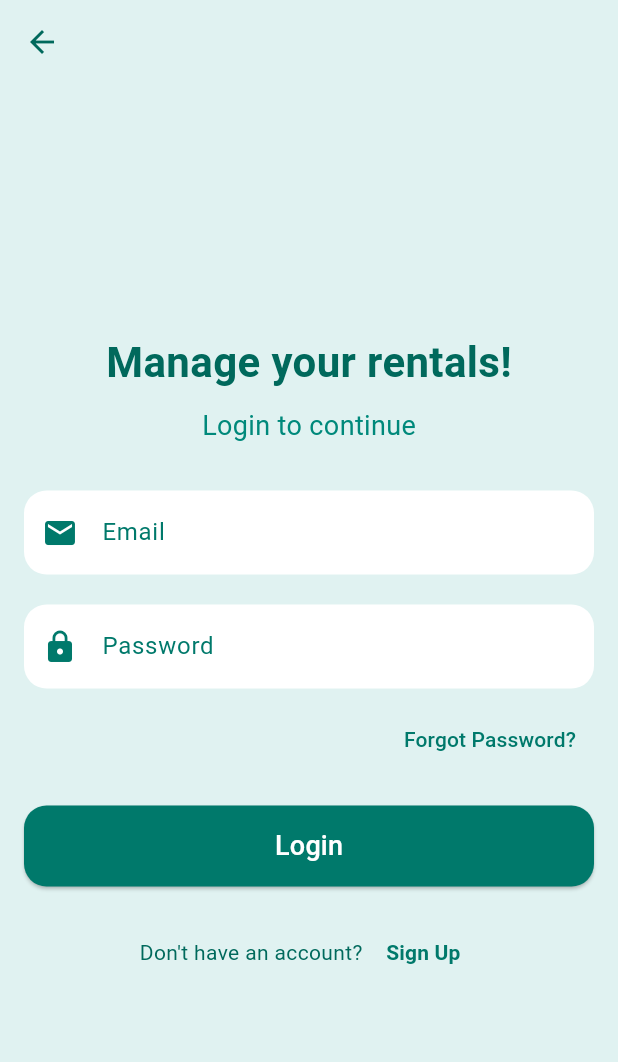
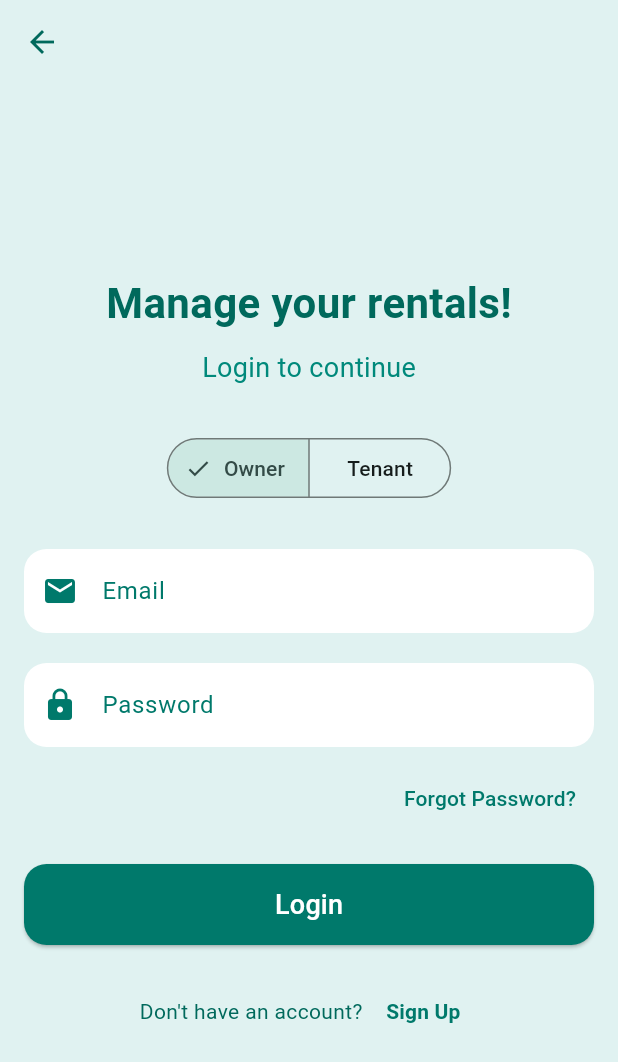
Before and after one commit to ShadmaN1028/RentEase, a Flutter app: the screen it shows after launch, after a tap on "Login", on a phone screen of 412 x 824 dp. Shown: the top 1062 px of the screen. Run offline on Flutter 3.47's test engine with Material 3 defaults, Android fonts, the light colour scheme and no system bars; our stand-ins replace lottie.

Commit message:
Addded a bool variable to separate owner and tenant login

```diff
--- a/lib/screens/login_pages/login_page.dart
+++ b/lib/screens/login_pages/login_page.dart
@@ -1,7 +1,16 @@
 import 'package:flutter/material.dart';
 import 'package:rentease/data/constants.dart';
 
-class LoginPage extends StatelessWidget {
+class LoginPage extends StatefulWidget {
+  const LoginPage({super.key});
+
+  @override
+  State<LoginPage> createState() => _LoginPageState();
+}
+
+class _LoginPageState extends State<LoginPage> {
+  bool isOwner = true; // Default to Owner Login
+
   @override
   Widget build(BuildContext context) {
     return Scaffold(
@@ -11,8 +20,7 @@ class LoginPage extends StatelessWidget {
           color: BackgroundColor.button2,
         ), // Set the back button color to teal
       ),
-      backgroundColor:
-          BackgroundColor.bgcolor, // Light teal background for a soft look
+      backgroundColor: BackgroundColor.bgcolor, // Light teal background
       body: SafeArea(
         child: Center(
           child: Padding(
@@ -41,6 +49,24 @@ class LoginPage extends StatelessWidget {
                       fontSize: 18,
                       color: BackgroundColor.textlight,
                     ),
+                  ),
+                ),
+                SizedBox(height: 30),
+                //check owner and tenant
+                Center(
+                  child: SegmentedButton<bool>(
+                    segments: const <ButtonSegment<bool>>[
+                      ButtonSegment<bool>(value: true, label: Text('Owner')),
+                      ButtonSegment<bool>(value: false, label: Text('Tenant')),
+                    ],
+                    selected: {isOwner},
+                    onSelectionChanged: (Set<bool> newSelection) {
+                      setState(() {
+                        isOwner =
+                            newSelection
+                                .first; // Update isOwner with the new selected value
+                      });
+                    },
                   ),
                 ),
                 SizedBox(height: 30),
```
